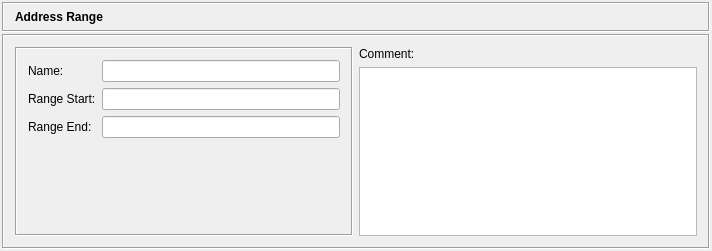
Old version of the form src/gui/addressrangedialog_q.ui in the repository fwbuilder/fwbuilder.
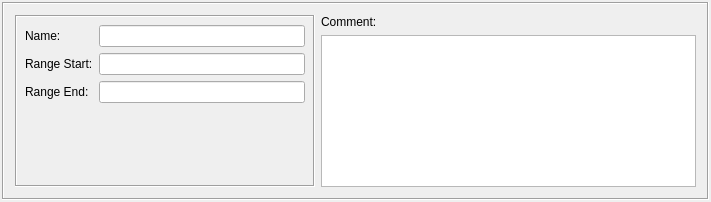
New version of the form. Icons and pictures are not drawn.

Commit message: fixes #491, #501 dialog layout fixes to make them look more consistent, using widget promotion feature in Designer to build stack of editor dialogs in the bottom panel of the main window instead of building them at run time

What changed in the file:
```diff
--- a/src/gui/addressrangedialog_q.ui
+++ b/src/gui/addressrangedialog_q.ui
@@ -8,8 +8,8 @@
    <rect>
     <x>0</x>
     <y>0</y>
-    <width>712</width>
-    <height>251</height>
+    <width>711</width>
+    <height>202</height>
    </rect>
   </property>
   <property name="sizePolicy" >
@@ -33,80 +33,6 @@
      <property name="spacing" >
       <number>2</number>
      </property>
-     <property name="margin" >
-      <number>0</number>
-     </property>
-     <item>
-      <widget class="QFrame" name="frame3" >
-       <property name="sizePolicy" >
-        <sizepolicy vsizetype="Fixed" hsizetype="Preferred" >
-         <horstretch>0</horstretch>
-         <verstretch>0</verstretch>
-        </sizepolicy>
-       </property>
-       <property name="minimumSize" >
-        <size>
-         <width>16</width>
-         <height>30</height>
-        </size>
-       </property>
-       <property name="autoFillBackground" >
-        <bool>true</bool>
-       </property>
-       <property name="frameShape" >
-        <enum>QFrame::Box</enum>
-       </property>
-       <property name="frameShadow" >
-        <enum>QFrame::Sunken</enum>
-       </property>
-       <layout class="QHBoxLayout" >
-        <property name="spacing" >
-         <number>2</number>
-        </property>
-        <property name="margin" >
-         <number>2</number>
-        </property>
-        <item>
-         <widget class="QLabel" name="label" >
-          <property name="text" >
-           <string/>
-          </property>
-          <property name="pixmap" >
-           <pixmap resource="MainRes.qrc" >:/Icons/AddressRange/icon</pixmap>
-          </property>
-         </widget>
-        </item>
-        <item>
-         <widget class="QLabel" name="editorTitle" >
-          <property name="sizePolicy" >
-           <sizepolicy vsizetype="Fixed" hsizetype="Preferred" >
-            <horstretch>254</horstretch>
-            <verstretch>0</verstretch>
-           </sizepolicy>
-          </property>
-          <property name="minimumSize" >
-           <size>
-            <width>0</width>
-            <height>0</height>
-           </size>
-          </property>
-          <property name="font" >
-           <font>
-            <weight>75</weight>
-            <bold>true</bold>
-           </font>
-          </property>
-          <property name="text" >
-           <string>Address Range</string>
-          </property>
-          <property name="wordWrap" >
-           <bool>false</bool>
-          </property>
-         </widget>
-        </item>
-       </layout>
-      </widget>
-     </item>
      <item>
       <widget class="QFrame" name="frame7" >
        <property name="frameShape" >
@@ -118,6 +44,24 @@
        <layout class="QGridLayout" >
         <item rowspan="2" row="0" column="0" >
          <widget class="QFrame" name="frame7_2" >
+          <property name="sizePolicy" >
+           <sizepolicy vsizetype="Preferred" hsizetype="Fixed" >
+            <horstretch>0</horstretch>
+            <verstretch>0</verstretch>
+           </sizepolicy>
+          </property>
+          <property name="minimumSize" >
+           <size>
+            <width>300</width>
+            <height>0</height>
+           </size>
+          </property>
+          <property name="maximumSize" >
+           <size>
+            <width>300</width>
+            <height>16777215</height>
+           </size>
+          </property>
           <property name="frameShape" >
            <enum>QFrame::Box</enum>
           </property>
@@ -125,6 +69,9 @@
            <enum>QFrame::Sunken</enum>
           </property>
           <layout class="QGridLayout" >
+           <property name="margin" >
+            <number>8</number>
+           </property>
            <item row="0" column="0" >
             <widget class="QLabel" name="textLabel1" >
              <property name="text" >
@@ -262,6 +209,12 @@
             <height>0</height>
            </size>
           </property>
+          <property name="maximumSize" >
+           <size>
+            <width>16777215</width>
+            <height>180</height>
+           </size>
+          </property>
           <property name="tabChangesFocus" >
            <bool>true</bool>
           </property>
```
The commit also changes 49 other files.
